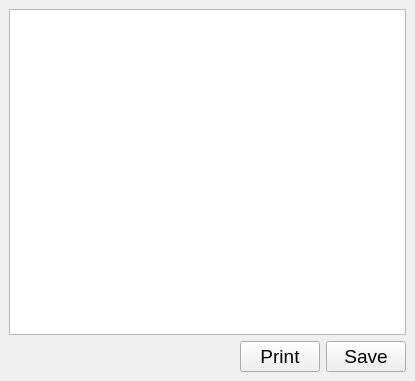
First picture: the form in src/MessageDock.ui, repository dukecld/QuantumWell, before the edit.
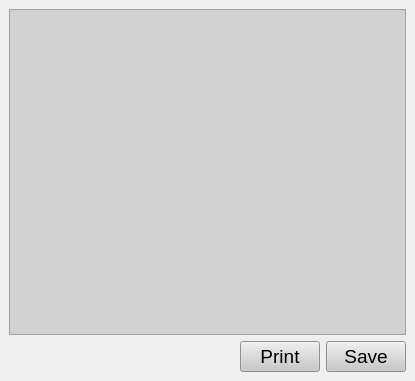
Second picture: the form after the edit.

Patch:
```diff
--- a/src/MessageDock.ui
+++ b/src/MessageDock.ui
@@ -10,6 +10,25 @@
     <height>381</height>
    </rect>
   </property>
+  <property name="styleSheet">
+   <string notr="true">
+QLineEdit, QTextEdit, QComboBox
+{
+	
+	
+	background-color: rgb(210, 210, 210);
+}
+QPushButton
+{
+	
+	background-color: rgb(200, 200, 200);
+}
+QLabel
+{
+
+}
+</string>
+  </property>
   <property name="features">
    <set>QDockWidget::DockWidgetFloatable|QDockWidget::DockWidgetMovable</set>
   </property>
```
